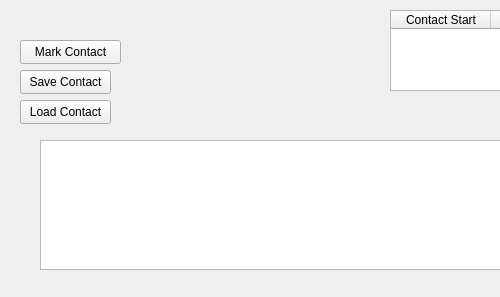
Before: the Qt Designer form src/WhiskerToolbox/Whisker_Widget/contact_widget.ui in paulmthompson/WhiskerToolbox, drawn with Qt 5; both pictures show x 0 to 500 and y 0 to 297 of the 715 by 297 pixel window.
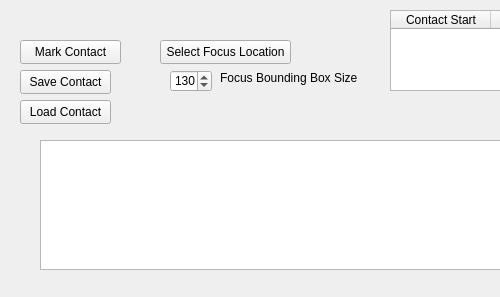
After: the same form once the commit is applied.

Commit message: can select pole location

```diff
--- a/src/WhiskerToolbox/Whisker_Widget/contact_widget.ui
+++ b/src/WhiskerToolbox/Whisker_Widget/contact_widget.ui
@@ -81,6 +81,54 @@
      <height>130</height>
     </rect>
    </property>
+   <property name="verticalScrollBarPolicy">
+    <enum>Qt::ScrollBarAlwaysOff</enum>
+   </property>
+   <property name="horizontalScrollBarPolicy">
+    <enum>Qt::ScrollBarAlwaysOff</enum>
+   </property>
+  </widget>
+  <widget class="QPushButton" name="pole_select">
+   <property name="geometry">
+    <rect>
+     <x>160</x>
+     <y>40</y>
+     <width>131</width>
+     <height>24</height>
+    </rect>
+   </property>
+   <property name="text">
+    <string>Select Focus Location</string>
+   </property>
+  </widget>
+  <widget class="QSpinBox" name="bounding_box_size">
+   <property name="geometry">
+    <rect>
+     <x>170</x>
+     <y>70</y>
+     <width>42</width>
+     <height>22</height>
+    </rect>
+   </property>
+   <property name="maximum">
+    <number>300</number>
+   </property>
+   <property name="value">
+    <number>130</number>
+   </property>
+  </widget>
+  <widget class="QLabel" name="label">
+   <property name="geometry">
+    <rect>
+     <x>220</x>
+     <y>70</y>
+     <width>141</width>
+     <height>16</height>
+    </rect>
+   </property>
+   <property name="text">
+    <string>Focus Bounding Box Size</string>
+   </property>
   </widget>
  </widget>
  <resources/>
```
The commit also changes 3 other files.
